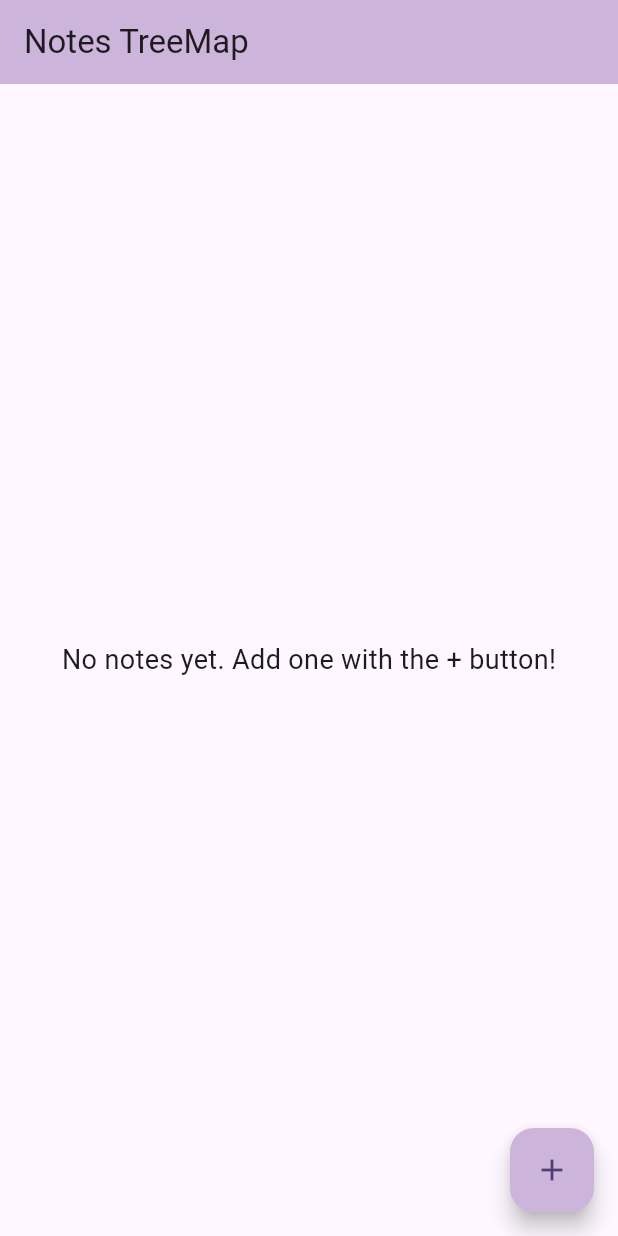
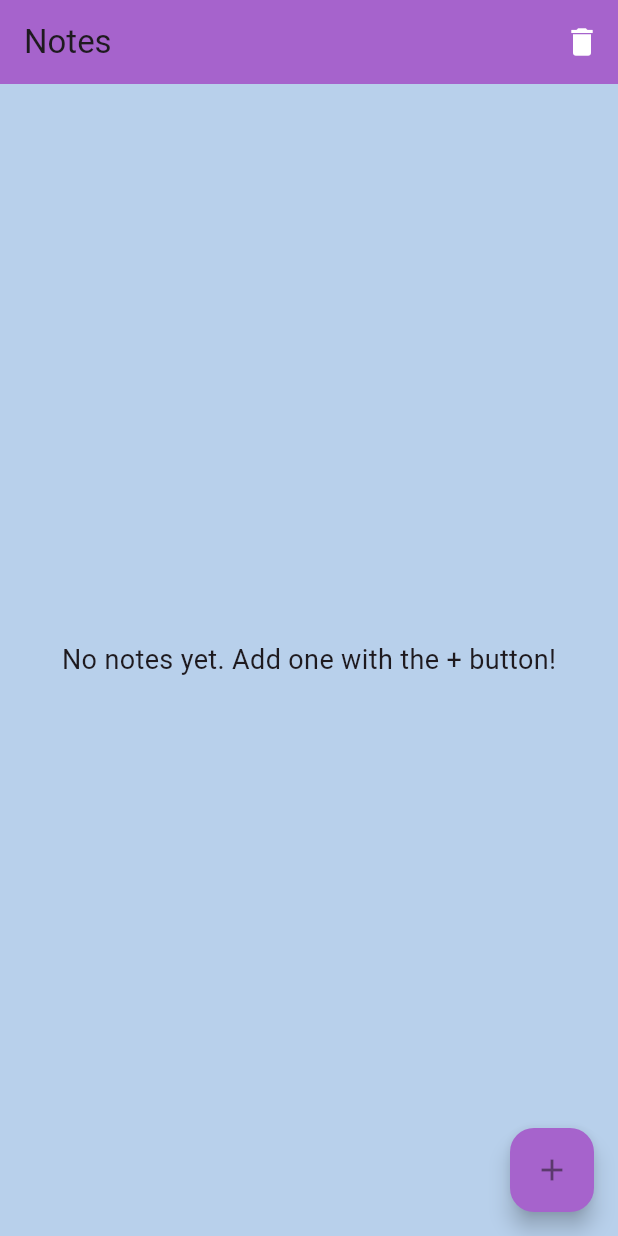
Before and after one commit to racherim/Notes-Flutter, a Flutter app: the screen it shows after launch, on a phone screen of 412 x 824 dp. Run offline on Flutter 3.47's test engine with Material 3 defaults, Android fonts, the phone set to English and light mode, and no system bars.

Commit message:
Delete Function

```diff
--- a/lib/main.dart
+++ b/lib/main.dart
@@ -14,7 +14,7 @@ class MyApp extends StatelessWidget {
     return MaterialApp(
       title: 'Notes App',
       theme: ThemeData(
-        colorScheme: ColorScheme.fromSeed(seedColor: Colors.deepPurple),
+        colorScheme: ColorScheme.fromSeed(seedColor: Color(0xffa663cc)),
       ),
       home: const Home(),
       debugShowCheckedModeBanner: false,
--- a/lib/pages/home.dart
+++ b/lib/pages/home.dart
@@ -1,7 +1,8 @@
 import 'package:flutter/material.dart';
 import 'package:flutter_todo_web/utils/todo_Items.dart';
-
-import 'package:flutter_todo_web/widgets/treemap_Layout.dart';
+import 'package:flutter_todo_web/widgets/custom_AppBar.dart';
+import 'package:flutter_todo_web/widgets/todo_Treemap_Layout.dart';
+import 'package:flutter_todo_web/widgets/add_ToDo.dart';
 
 class Home extends StatefulWidget {
   const Home({super.key});
@@ -12,7 +13,9 @@ class Home extends StatefulWidget {
 
 class _HomeState extends State<Home> {
   final List<TodoItem> _items = [];
+  final List<TodoItem> _trashedItems = [];
   final TextEditingController _textController = TextEditingController();
+  bool _showTrash = false;
 
   @override
   void dispose() {
@@ -20,60 +23,52 @@ class _HomeState extends State<Home> {
     super.dispose();
   }
 
-  void _addTodoItem() {
-    showDialog(
-      context: context,
-      builder: (context) => AlertDialog(
-        title: const Text('Add New Todo'),
-        content: TextField(
-          controller: _textController,
-          decoration: const InputDecoration(hintText: 'Enter notes here'),
-          maxLines: 3,
-        ),
-        actions: [
-          TextButton(
-            onPressed: () => Navigator.pop(context),
-            child: const Text('Cancel'),
-          ),
-          TextButton(
-            onPressed: () {
-              if (_textController.text.isNotEmpty) {
-                setState(() {
-                  _items.add(TodoItem(
-                    id: DateTime.now().millisecondsSinceEpoch.toString(),
-                    text: _textController.text,
-                  ));
-                  _textController.clear();
-                });
-                Navigator.pop(context);
-              }
-            },
-            child: const Text('Add'),
-          ),
-        ],
-      ),
-    );
+  void _handleItemAdded(TodoItem newItem) {
+    setState(() {
+      _items.add(newItem);
+    });
+  }
+
+  void _handleItemDeleted(TodoItem item) {
+    setState(() {
+      _items.remove(item);
+      _trashedItems.add(item);
+    });
+  }
+
+  void _toggleTrashView() {
+    setState(() {
+      _showTrash = !_showTrash;
+    });
   }
 
   @override
   Widget build(BuildContext context) {
+    final currentItems = _showTrash ? _trashedItems : _items;
+
     return Scaffold(
-      appBar: AppBar(
-        title: const Text('Notes TreeMap'),
-        backgroundColor: Color(0xffcdb4db),
+      appBar: CustomAppBar(
+        isTrashView: _showTrash,
+        onToggleView: _toggleTrashView,
       ),
-      body: _items.isEmpty
-          ? const Center(
+      backgroundColor: Color(0xffb8d0eb),
+      body: currentItems.isEmpty
+          ? Center(
               child: Text(
-                'No notes yet. Add one with the + button!',
+                _showTrash
+                    ? 'No items in trash.'
+                    : 'No notes yet. Add one with the + button!',
                 style: TextStyle(fontSize: 18),
               ),
             )
-          : TreemapLayout(items: _items),
-      floatingActionButton: FloatingActionButton(
-        onPressed: _addTodoItem,
-        backgroundColor: Color(0xffcdb4db),
-        child: const Icon(Icons.add),
+          : TodoTreemapLayout(
+              items: currentItems,
+              onDelete: _showTrash ? null : _handleItemDeleted,
+              isTrashView: _showTrash,
+            ),
+      floatingActionButton: _showTrash ? null : AddTodo(
+        textController: _textController,
+        onItemAdded: _handleItemAdded,
       ),
     );
   }
--- a/lib/utils/todo_Items.dart
+++ b/lib/utils/todo_Items.dart
@@ -3,9 +3,5 @@ class TodoItem {
   final String text;
   final bool isCompleted;
 
-  TodoItem({
-    required this.id,
-    required this.text,
-    this.isCompleted = false,
-  });
+  TodoItem({required this.id, required this.text, this.isCompleted = false});
 }
--- /dev/null
+++ b/lib/widgets/add_ToDo.dart
@@ -0,0 +1,57 @@
+import 'package:flutter/material.dart';
+import 'package:flutter_todo_web/utils/todo_Items.dart';
+
+class AddTodo extends StatelessWidget {
+  final TextEditingController textController;
+  final Function(TodoItem) onItemAdded;
+
+  const AddTodo({
+    super.key,
+    required this.textController,
+    required this.onItemAdded,
+  });
+
+  void _addTodoItem(BuildContext context) {
+    showDialog(
+      context: context,
+      builder: (context) => AlertDialog(
+        title: const Text('Add New Todo'),
+        content: TextField(
+          controller: textController,
+          decoration: const InputDecoration(hintText: 'Enter notes here'),
+          maxLines: 3,
+        ),
+        actions: [
+          TextButton(
+            onPressed: () => Navigator.pop(context),
+            child: const Text('Cancel'),
+          ),
+          TextButton(
+            onPressed: () {
+              if (textController.text.isNotEmpty) {
+                onItemAdded(
+                  TodoItem(
+                    id: DateTime.now().millisecondsSinceEpoch.toString(),
+                    text: textController.text,
+                  ),
+                );
+                textController.clear();
+                Navigator.pop(context);
+              }
+            },
+            child: const Text('Add'),
+          ),
+        ],
+      ),
+    );
+  }
+
+  @override
+  Widget build(BuildContext context) {
+    return FloatingActionButton(
+      onPressed: () => _addTodoItem(context),
+      backgroundColor: Color(0xffa663cc),
+      child: const Icon(Icons.add),
+    );
+  }
+}
--- /dev/null
+++ b/lib/widgets/custom_AppBar.dart
@@ -0,0 +1,37 @@
+import 'package:flutter/material.dart';
+
+class CustomAppBar extends StatelessWidget implements PreferredSizeWidget {
+  final bool isTrashView;
+  final VoidCallback onToggleView;
+
+  const CustomAppBar({
+    super.key,
+    this.isTrashView = false,
+    required this.onToggleView,
+  });
+
+  @override
+  Size get preferredSize => const Size.fromHeight(kToolbarHeight);
+
+  @override
+  Widget build(BuildContext context) {
+    return AppBar(
+      title: Text(isTrashView ? 'Trash' : 'Notes'),
+      backgroundColor: Color(0xffa663cc),
+      shadowColor: Colors.black,
+      leading: isTrashView ? IconButton(
+        icon: Icon(Icons.arrow_back),
+        onPressed: onToggleView,
+        tooltip: 'Back to Notes',
+      ) : null,
+      actions: [
+        IconButton(
+          onPressed: onToggleView,
+          icon: Icon(isTrashView ? Icons.note : Icons.delete),
+          tooltip: isTrashView ? 'View Notes' : 'View Trash',
+          color: Colors.white,
+        ),
+      ],
+    );
+  }
+}
--- a/pubspec.yaml
+++ b/pubspec.yaml
@@ -34,6 +34,7 @@ dependencies:
   # The following adds the Cupertino Icons font to your application.
   # Use with the CupertinoIcons class for iOS style icons.
   cupertino_icons: ^1.0.8
+  font_awesome_flutter: ^10.8.0
 
 dev_dependencies:
   flutter_test:
```
Also changed, not shown: lib/widgets/todo_Tiles.dart (+53 -26 lines), lib/widgets/todo_Treemap_Layout.dart (added, +82 -0 lines), lib/widgets/treemap_Layout.dart (deleted, +0 -52 lines).
